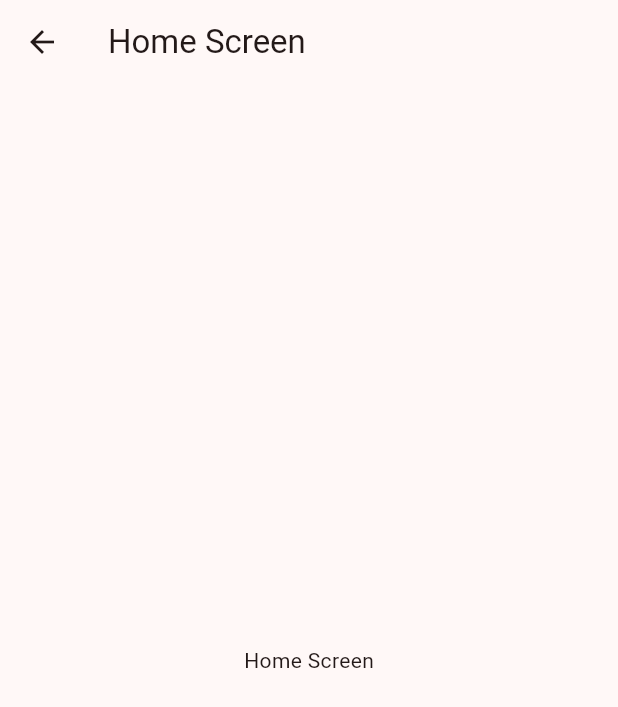
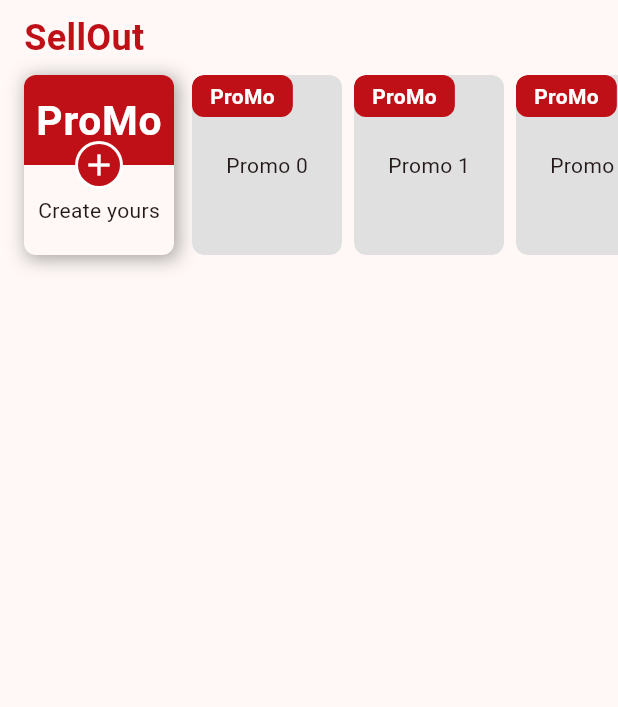
Before and after one commit to askabdulhaseeb/sellout_3.5, a Flutter app: the HomeScreen screen opened directly, on a phone screen of 412 x 824 dp. Shown: the top 707 px of the screen. Run offline on Flutter 3.47's test engine with Material 3 defaults, Android fonts, the light colour scheme and no system bars; our stand-ins replace flutter_dotenv, flutter_otp_text_field, hive, hive_flutter, intl_phone_field; accounts and stored records are empty.

Commit message:
ProMo on home screen added

```diff
--- /dev/null
+++ b/lib/core/widgets/loader.dart
@@ -0,0 +1,14 @@
+import 'package:flutter/material.dart';
+
+class Loader extends StatelessWidget {
+  const Loader({super.key});
+
+  @override
+  Widget build(BuildContext context) {
+    return const SizedBox(
+      height: 30,
+      width: 30,
+      child: CircularProgressIndicator.adaptive(),
+    );
+  }
+}
--- /dev/null
+++ b/lib/core/widgets/promo_logo.dart
@@ -0,0 +1,23 @@
+import 'package:flutter/material.dart';
+
+class ProMoLogo extends StatelessWidget {
+  const ProMoLogo({super.key});
+
+  @override
+  Widget build(BuildContext context) {
+    return Container(
+      padding: const EdgeInsets.symmetric(horizontal: 12, vertical: 4),
+      decoration: BoxDecoration(
+        color: Theme.of(context).primaryColor,
+        borderRadius: BorderRadius.circular(8),
+      ),
+      child: const Text(
+        'ProMo',
+        style: TextStyle(
+          color: Colors.white,
+          fontWeight: FontWeight.bold,
+        ),
+      ),
+    );
+  }
+}
--- a/lib/features/home/view/screens/home_screen.dart
+++ b/lib/features/home/view/screens/home_screen.dart
@@ -1,4 +1,7 @@
 import 'package:flutter/material.dart';
+
+import '../../../../core/widgets/sellout_title.dart';
+import '../widgets/promo/home_promo_list_section.dart';
 
 class HomeScreen extends StatelessWidget {
   const HomeScreen({super.key});
@@ -6,9 +9,19 @@ class HomeScreen extends StatelessWidget {
 
   @override
   Widget build(BuildContext context) {
-    return Scaffold(
-      appBar: AppBar(title: const Text('Home Screen')),
-      body: const Center(child: Text('Home Screen')),
+    return const Scaffold(
+      body: SingleChildScrollView(
+        child: Column(
+          crossAxisAlignment: CrossAxisAlignment.start,
+          children: <Widget>[
+            Padding(
+              padding: EdgeInsets.symmetric(horizontal: 16, vertical: 8),
+              child: SellOutTitle(),
+            ),
+            HomePromoListSection(),
+          ],
+        ),
+      ),
     );
   }
 }
--- /dev/null
+++ b/lib/features/home/view/widgets/promo/home_promo_list_section.dart
@@ -0,0 +1,53 @@
+import 'package:flutter/material.dart';
+
+import '../../../../../core/widgets/loader.dart';
+import 'widgets/home_add_promo_widget.dart';
+import 'widgets/home_promo_card_widget.dart';
+
+class HomePromoListSection extends StatefulWidget {
+  const HomePromoListSection({super.key});
+
+  @override
+  State<HomePromoListSection> createState() => _HomePromoListSectionState();
+}
+
+class _HomePromoListSectionState extends State<HomePromoListSection> {
+  Future<int> _fetchPromos() async {
+    await Future<int>.delayed(const Duration(seconds: 2));
+    return 5;
+  }
+
+  @override
+  Widget build(BuildContext context) {
+    const double height = 120;
+    return SizedBox(
+      height: height,
+      width: double.infinity,
+      child: Row(
+        children: <Widget>[
+          const SizedBox(width: 16),
+          const HomeAddPromoWidget(),
+          const SizedBox(width: 8),
+          Expanded(
+            child: FutureBuilder<int>(
+              future: _fetchPromos(),
+              builder: (BuildContext context, AsyncSnapshot<int> snapshot) {
+                return snapshot.connectionState == ConnectionState.waiting
+                    ? const Loader()
+                    : ListView.builder(
+                        itemCount: 20,
+                        shrinkWrap: true,
+                        primary: false,
+                        scrollDirection: Axis.horizontal,
+                        itemBuilder: (BuildContext context, int index) {
+                          return HomePromoCardWidget(index: index);
+                        },
+                      );
+              },
+            ),
+          ),
+        ],
+      ),
+    );
+  }
+}
--- /dev/null
+++ b/lib/features/home/view/widgets/promo/widgets/home_add_promo_widget.dart
@@ -0,0 +1,73 @@
+import 'package:flutter/material.dart';
+
+class HomeAddPromoWidget extends StatelessWidget {
+  const HomeAddPromoWidget({super.key});
+
+  @override
+  Widget build(BuildContext context) {
+    return Container(
+      decoration: BoxDecoration(
+        boxShadow: <BoxShadow>[
+          BoxShadow(
+            color: Theme.of(context).disabledColor,
+            blurRadius: 10,
+            offset: const Offset(2, 2),
+          ),
+        ],
+      ),
+      child: ClipRRect(
+        borderRadius: BorderRadius.circular(8),
+        child: AspectRatio(
+          aspectRatio: 1 / 1.2,
+          child: Container(
+            height: double.infinity,
+            width: double.infinity,
+            decoration: BoxDecoration(
+              color: Theme.of(context).scaffoldBackgroundColor,
+            ),
+            child: Stack(
+              children: <Widget>[
+                Column(
+                  children: <Widget>[
+                    Expanded(
+                      child: Container(
+                        padding: const EdgeInsets.all(8),
+                        color: Theme.of(context).primaryColor,
+                        child: const FittedBox(
+                          child: Text(
+                            'ProMo',
+                            style: TextStyle(
+                              fontWeight: FontWeight.bold,
+                              color: Colors.white,
+                            ),
+                          ),
+                        ),
+                      ),
+                    ),
+                    const Expanded(child: Center(child: Text('Create yours'))),
+                  ],
+                ),
+                Center(
+                  child: CircleAvatar(
+                    radius: 16,
+                    backgroundColor: Colors.white,
+                    child: CircleAvatar(
+                      radius: 14,
+                      backgroundColor: Theme.of(context).primaryColor,
+                      child: const FittedBox(
+                        child: Icon(
+                          Icons.add,
+                          color: Colors.white,
+                        ),
+                      ),
+                    ),
+                  ),
+                ),
+              ],
+            ),
+          ),
+        ),
+      ),
+    );
+  }
+}
--- /dev/null
+++ b/lib/features/home/view/widgets/promo/widgets/home_promo_card_widget.dart
@@ -0,0 +1,33 @@
+import 'package:flutter/material.dart';
+
+import '../../../../../../core/widgets/promo_logo.dart';
+
+class HomePromoCardWidget extends StatelessWidget {
+  const HomePromoCardWidget({required this.index, super.key});
+  final int index;
+
+  @override
+  Widget build(BuildContext context) {
+    return Padding(
+      padding: const EdgeInsets.symmetric(horizontal: 4),
+      child: ClipRRect(
+        borderRadius: BorderRadius.circular(8),
+        child: AspectRatio(
+          aspectRatio: 1 / 1.2,
+          child: Container(
+            decoration: BoxDecoration(
+              color: Colors.grey[300],
+              borderRadius: BorderRadius.circular(8),
+            ),
+            child: Stack(
+              children: <Widget>[
+                Center(child: Text('Promo $index')),
+                const Positioned(top: 0, left: 0, child: ProMoLogo()),
+              ],
+            ),
+          ),
+        ),
+      ),
+    );
+  }
+}
```
